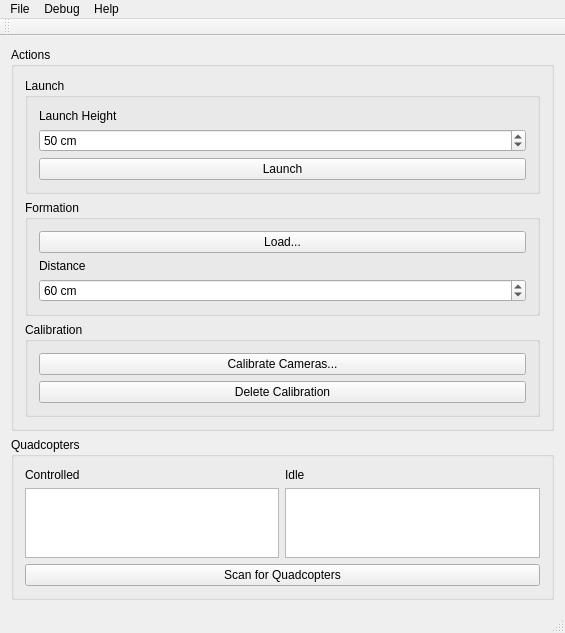
The window that mainwindow.ui (KITrokopter/GUI-Application) describes before a commit, drawn with Qt 5.
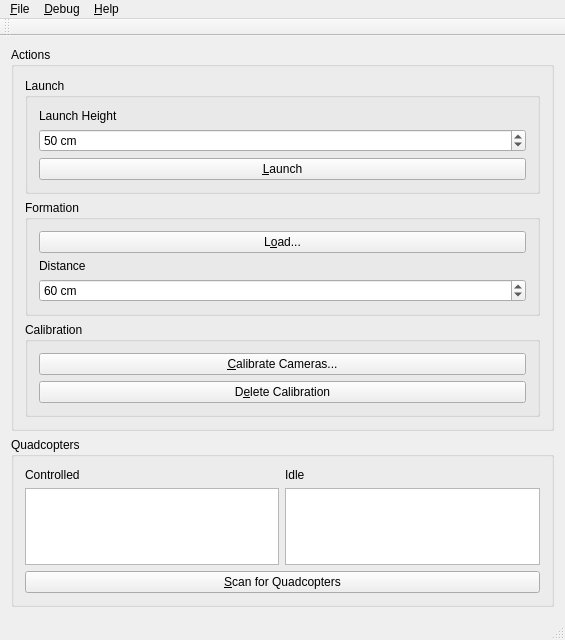
The same window after the commit.

Commit message: Add Alt keyboard shortcuts for all buttons/actions

```diff
--- a/mainwindow.ui
+++ b/mainwindow.ui
@@ -7,7 +7,7 @@
     <x>0</x>
     <y>0</y>
     <width>565</width>
-    <height>629</height>
+    <height>640</height>
    </rect>
   </property>
   <property name="windowTitle">
@@ -61,7 +61,7 @@
             <item>
              <widget class="QPushButton" name="launchButton">
               <property name="text">
-               <string>Launch</string>
+               <string>&amp;Launch</string>
               </property>
              </widget>
             </item>
@@ -77,7 +77,7 @@
             <item>
              <widget class="QPushButton" name="loadFormationButton">
               <property name="text">
-               <string>Load...</string>
+               <string>L&amp;oad...</string>
               </property>
              </widget>
             </item>
@@ -122,14 +122,14 @@
             <item>
              <widget class="QPushButton" name="calibrateCamerasButton">
               <property name="text">
-               <string>Calibrate Cameras...</string>
+               <string>&amp;Calibrate Cameras...</string>
               </property>
              </widget>
             </item>
             <item>
              <widget class="QPushButton" name="deleteCalibrationButton">
               <property name="text">
-               <string>Delete Calibration</string>
+               <string>D&amp;elete Calibration</string>
               </property>
              </widget>
             </item>
@@ -180,7 +180,7 @@
        <item>
         <widget class="QPushButton" name="scanButton">
          <property name="text">
-          <string>Scan for Quadcopters</string>
+          <string>&amp;Scan for Quadcopters</string>
          </property>
         </widget>
        </item>
@@ -195,12 +195,12 @@
      <x>0</x>
      <y>0</y>
      <width>565</width>
-     <height>20</height>
+     <height>25</height>
     </rect>
    </property>
    <widget class="QMenu" name="menuFile">
     <property name="title">
-     <string>File</string>
+     <string>&amp;File</string>
     </property>
     <addaction name="actionLoad_Formation"/>
     <addaction name="actionShutdown_everything"/>
@@ -208,14 +208,14 @@
    </widget>
    <widget class="QMenu" name="menuDebug">
     <property name="title">
-     <string>Debug</string>
+     <string>&amp;Debug</string>
     </property>
     <addaction name="actionQuadcopters"/>
     <addaction name="actionGamepad"/>
    </widget>
    <widget class="QMenu" name="menuHelp">
     <property name="title">
-     <string>Help</string>
+     <string>&amp;Help</string>
     </property>
     <addaction name="actionAbout"/>
    </widget>
```
Left out of the diff: 12 changed lines with no effect on the pictures. The commit also changes 3 other files.
